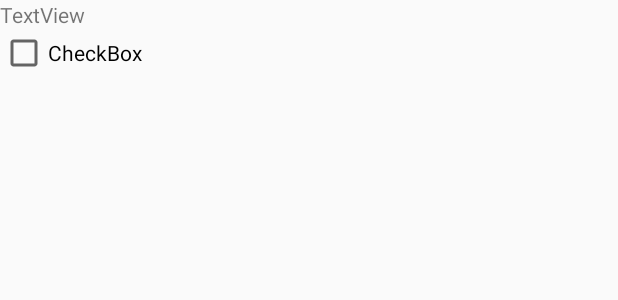
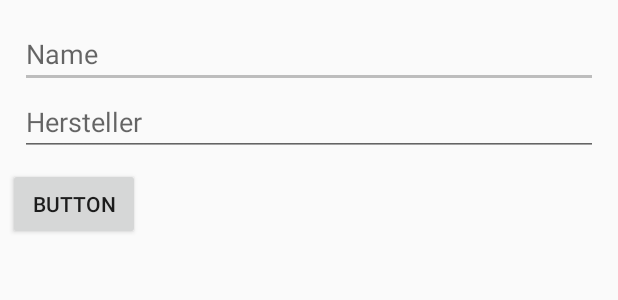
Before and after one commit to Fazeplant/TherapySupportApp, an Android app: the layout fragment_add_medicine.xml on its own in the app's theme, with its tools: preview values and no code run, on a phone screen of 412 x 824 dp. Shown: the top 300 px of the screen. Run offline under Robolectric (Android 15) with nearby library versions, the phone set to English and light mode, and no system bars.

Commit message:
Datenbank murks.

```diff
--- /dev/null
+++ b/app/src/main/res/drawable/ic_if_calendar.xml
@@ -0,0 +1,4 @@
+<vector android:height="24dp" android:viewportHeight="1792.0"
+    android:viewportWidth="1792.0" android:width="24dp" xmlns:android="http://schemas.android.com/apk/res/android">
+    <path android:fillColor="#FF000000" android:pathData="M192,1664h288v-288h-288v288zM544,1664h320v-288h-320v288zM192,1312h288v-320h-288v320zM544,1312h320v-320h-320v320zM192,928h288v-288h-288v288zM928,1664h320v-288h-320v288zM544,928h320v-288h-320v288zM1312,1664h288v-288h-288v288zM928,1312h320v-320h-320v320zM576,448v-288q0,-13 -9.5,-22.5t-22.5,-9.5h-64q-13,0 -22.5,9.5t-9.5,22.5v288q0,13 9.5,22.5t22.5,9.5h64q13,0 22.5,-9.5t9.5,-22.5zM1312,1312h288v-320h-288v320zM928,928h320v-288h-320v288zM1312,928h288v-288h-288v288zM1344,448v-288q0,-13 -9.5,-22.5t-22.5,-9.5h-64q-13,0 -22.5,9.5t-9.5,22.5v288q0,13 9.5,22.5t22.5,9.5h64q13,0 22.5,-9.5t9.5,-22.5zM1728,384v1280q0,52 -38,90t-90,38h-1408q-52,0 -90,-38t-38,-90v-1280q0,-52 38,-90t90,-38h128v-96q0,-66 47,-113t113,-47h64q66,0 113,47t47,113v96h384v-96q0,-66 47,-113t113,-47h64q66,0 113,47t47,113v96h128q52,0 90,38t38,90z"/>
+</vector>
--- /dev/null
+++ b/app/src/main/res/drawable/ic_if_settings.xml
@@ -0,0 +1,6 @@
+<vector android:height="24dp" android:viewportHeight="20.0"
+    android:viewportWidth="20.0" android:width="24dp" xmlns:android="http://schemas.android.com/apk/res/android">
+    <path android:fillColor="#000000" android:fillType="evenOdd"
+        android:pathData="M17.4,11C17.4,10.7 17.5,10.4 17.5,10C17.5,9.6 17.5,9.3 17.4,9L19.5,7.3C19.7,7.1 19.7,6.9 19.6,6.7L17.6,3.2C17.5,3.1 17.3,3 17,3.1L14.5,4.1C14,3.7 13.4,3.4 12.8,3.1L12.4,0.5C12.5,0.2 12.2,0 12,0L8,0C7.8,0 7.5,0.2 7.5,0.4L7.1,3.1C6.5,3.3 6,3.7 5.4,4.1L3,3.1C2.7,3 2.5,3.1 2.3,3.3L0.3,6.8C0.2,6.9 0.3,7.2 0.5,7.4L2.6,9C2.6,9.3 2.5,9.6 2.5,10C2.5,10.4 2.5,10.7 2.6,11L0.5,12.7C0.3,12.9 0.3,13.1 0.4,13.3L2.4,16.8C2.5,16.9 2.7,17 3,16.9L5.5,15.9C6,16.3 6.6,16.6 7.2,16.9L7.6,19.5C7.6,19.7 7.8,19.9 8.1,19.9L12.1,19.9C12.3,19.9 12.6,19.7 12.6,19.5L13,16.9C13.6,16.6 14.2,16.3 14.7,15.9L17.2,16.9C17.4,17 17.7,16.9 17.8,16.7L19.8,13.2C19.9,13 19.9,12.7 19.7,12.6L17.4,11L17.4,11ZM10,13.5C8.1,13.5 6.5,11.9 6.5,10C6.5,8.1 8.1,6.5 10,6.5C11.9,6.5 13.5,8.1 13.5,10C13.5,11.9 11.9,13.5 10,13.5L10,13.5Z"
+        android:strokeColor="#00000000" android:strokeWidth="1"/>
+</vector>
--- /dev/null
+++ b/app/src/main/res/drawable/ic_medical_pills_couple.xml
@@ -0,0 +1,5 @@
+<vector android:height="24dp" android:viewportHeight="485.031"
+    android:viewportWidth="485.031" android:width="24dp" xmlns:android="http://schemas.android.com/apk/res/android">
+    <path android:fillColor="#FF000000" android:pathData="M450.4,319.6c-16.9,-18.2 -39.8,-29.2 -64.4,-31.1l-0.6,-0.1l-278.6,-0.3c-54.3,0 -98.4,44.2 -98.4,98.4c0,54.3 44.2,98.4 98.4,98.4h0l277.9,-0.3l1.3,-0.1c24.7,-1.9 47.5,-13 64.4,-31.1c17,-18.3 26.3,-42.1 26.3,-67C476.7,361.6 467.4,337.8 450.4,319.6zM245.4,451.5l-138.6,0.1c-35.9,-0 -65,-29.2 -65,-65c0,-35.9 29.2,-65 65,-65l138.6,0.1V451.5L245.4,451.5z"/>
+    <path android:fillColor="#FF000000" android:pathData="M51.9,256.7c16.8,12.2 37.4,19 58.1,19c0,0 0,0 0,0c7.1,0 14.2,-0.8 21.2,-2.3l0.6,-0.1l266.7,-80.6c51.9,-15.7 81.4,-70.8 65.7,-122.8c-6.3,-20.6 -18.7,-38.2 -36.1,-50.9C411.2,6.7 390.5,0 369.8,0c-9.7,0 -19.3,1.4 -28.6,4.3L75.4,85.2l-1.2,0.4c-23,9 -41.7,26.2 -52.6,48.5c-11,22.4 -13,47.9 -5.8,71.8C22,226.4 34.5,244 51.9,256.7zM350.9,36.2c6.2,-1.9 12.5,-2.8 18.9,-2.8c28.4,0 54,19 62.2,46.2c10.4,34.3 -9.1,70.7 -43.4,81.1l-132.7,40.1L218.3,76.6L350.9,36.2z"/>
+</vector>
--- a/app/src/main/res/layout/fragment_add_medicine.xml
+++ b/app/src/main/res/layout/fragment_add_medicine.xml
@@ -1,22 +1,52 @@
-<LinearLayout xmlns:android="http://schemas.android.com/apk/res/android"
+<android.support.constraint.ConstraintLayout xmlns:android="http://schemas.android.com/apk/res/android"
     xmlns:tools="http://schemas.android.com/tools"
     android:layout_width="match_parent"
     android:layout_height="match_parent"
+    xmlns:app="http://schemas.android.com/apk/res-auto"
     android:orientation="vertical"
+    android:layout_marginHorizontal="@dimen/activity_horizontal_margin"
+    android:layout_marginVertical="@dimen/activity_vertical_margin"
     tools:context="michaelbumes.therapysupportapp.fragments.subFragments.AddMedicineFragment">
 
-    <!-- TODO: Update blank fragment layout -->
+    <EditText
+        android:id="@+id/edit_drug_name"
+        android:layout_width="0dp"
+        android:layout_height="wrap_content"
+        android:layout_marginEnd="8dp"
 
-    <TextView
-        android:id="@+id/textView"
-        android:layout_width="match_parent"
+        android:layout_marginStart="8dp"
+        android:layout_marginTop="8dp"
+        android:hint="@string/drug_name_description"
+        android:inputType="textEmailSubject"
+        app:layout_constraintEnd_toEndOf="parent"
+        app:layout_constraintLeft_toLeftOf="parent"
+        app:layout_constraintRight_toRightOf="parent"
+        app:layout_constraintStart_toStartOf="parent"
+        app:layout_constraintTop_toTopOf="parent" />
+
+    <EditText
+        android:id="@+id/edit_drug_manufacturer"
+        android:layout_width="0dp"
         android:layout_height="wrap_content"
-        android:text="TextView" />
+        android:layout_marginEnd="8dp"
+        android:layout_marginStart="8dp"
+        android:hint="@string/drug_manufacturer_description"
+        android:inputType="none|textLongMessage"
+        app:layout_constraintEnd_toEndOf="parent"
+        app:layout_constraintLeft_toLeftOf="parent"
+        app:layout_constraintRight_toRightOf="parent"
+        app:layout_constraintStart_toStartOf="parent"
+        app:layout_constraintTop_toBottomOf="@+id/edit_drug_name"
+        />
 
-    <CheckBox
-        android:id="@+id/checkBox"
-        android:layout_width="match_parent"
+    <Button
+        android:id="@+id/store_button"
+        android:layout_width="wrap_content"
         android:layout_height="wrap_content"
-        android:text="CheckBox" />
+        android:layout_marginTop="8dp"
+        android:text="Button"
+        app:layout_constraintTop_toBottomOf="@+id/edit_drug_manufacturer"
+     />
 
-</LinearLayout>
+
+</android.support.constraint.ConstraintLayout>
--- a/app/src/main/res/values/colors.xml
+++ b/app/src/main/res/values/colors.xml
@@ -6,13 +6,18 @@
     //<color name="colorAccent">#ffeb3b</color>
     //<color name="white">#ffffff</color>
     -->
-    <color name="colorPrimary">#304ffe</color>
-    <color name="colorPrimaryDark">#283593</color>
-    <color name="colorAccent">#fb8c00</color>
+    <color name="colorPrimary">#e0e0e0</color>
+    <color name="colorPrimaryDark">#bdbdbd</color>
+    <color name="colorAccent">#bdbdbd</color>
     <color name="white">#ffffff</color>
+    <color name="colorText">#000000</color>
+
 
     <color name="black_25_transparent">#40000000</color>
 
     <color name="transparent">#00000000</color>
     <color name="black">#000000</color>
+
+    <color name="actionBarText">#263238</color>
+
 </resources>
--- a/app/src/main/res/values/strings.xml
+++ b/app/src/main/res/values/strings.xml
@@ -11,7 +11,10 @@
 
 
     <string name="drug_name">Medikament</string>
-    <string name="drug_manufacturer">Medikament</string>
+    <string name="drug_manufacturer">Hersteller</string>
+    <string name="drug_manufacturer_description">Hersteller</string>
+    <string name="drug_name_description">Name</string>
+
 
 
 
```
Also changed, not shown: app/src/main/java/michaelbumes/therapysupportapp/activities/MainActivity.java (+1 -12 lines), app/src/main/java/michaelbumes/therapysupportapp/fragments/mainFragments/DrugPlanFragment.java (+11 -0 lines), app/src/main/java/michaelbumes/therapysupportapp/fragments/subFragments/AddMedicineFragment.java (+69 -0 lines), app/src/main/res/drawable/ic_if_today.xml (added, +8 -0 lines), app/src/main/res/layout/activity_main.xml (+2 -7 lines), app/src/main/res/layout/fragment_drug_plan.xml (+7 -5 lines), app/src/main/res/menu/menu_bottombar.xml (+4 -4 lines), app/src/main/res/values/styles.xml (+1 -7 lines).
